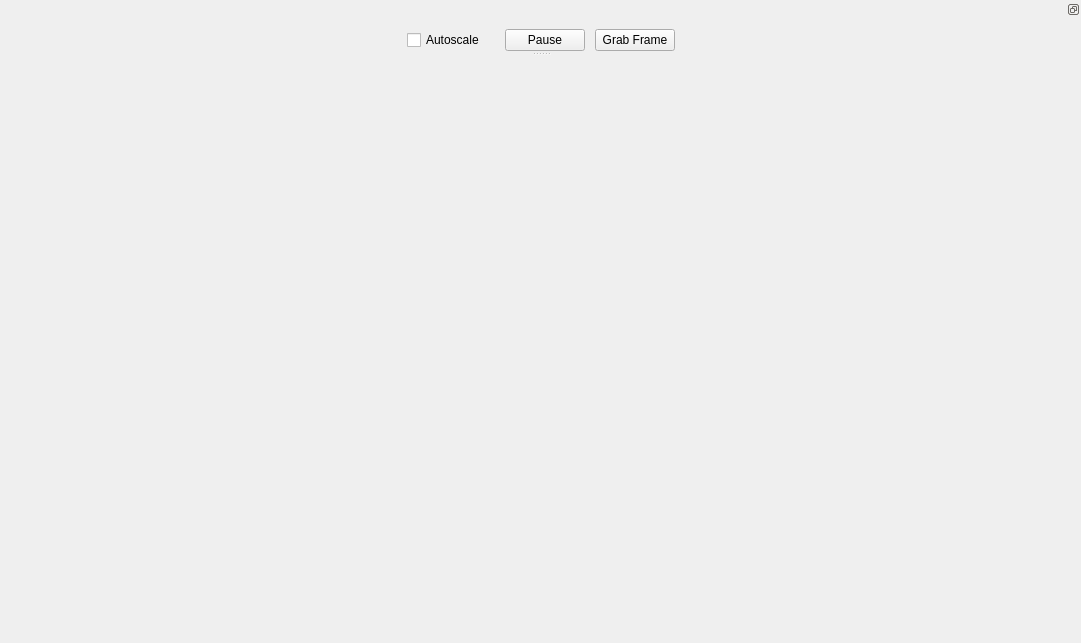
Above: QwtPlotWidgetBase.ui from ska-sa/AVNQwtPlotting before the change. Below: the same form after it.
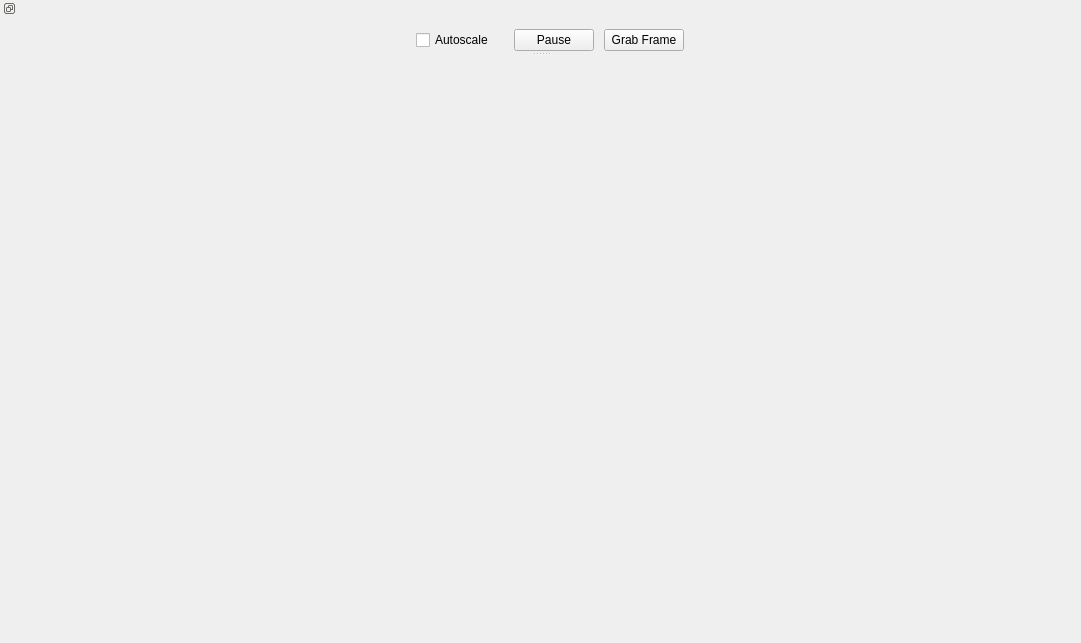
That is the form after the change. Custom widgets are drawn as their Qt base class.

Commit message: Minor improvements to dock widget behavior and layout.

What changed in the file:
```diff
--- a/QwtPlotWidgetBase.ui
+++ b/QwtPlotWidgetBase.ui
@@ -62,7 +62,7 @@
    </property>
    <property name="minimumSize">
     <size>
-     <width>278</width>
+     <width>297</width>
      <height>51</height>
     </size>
    </property>
@@ -70,7 +70,7 @@
     <bool>false</bool>
    </property>
    <property name="features">
-    <set>QDockWidget::DockWidgetFloatable|QDockWidget::DockWidgetMovable</set>
+    <set>QDockWidget::DockWidgetFloatable|QDockWidget::DockWidgetMovable|QDockWidget::DockWidgetVerticalTitleBar</set>
    </property>
    <property name="allowedAreas">
     <set>Qt::TopDockWidgetArea</set>
```
